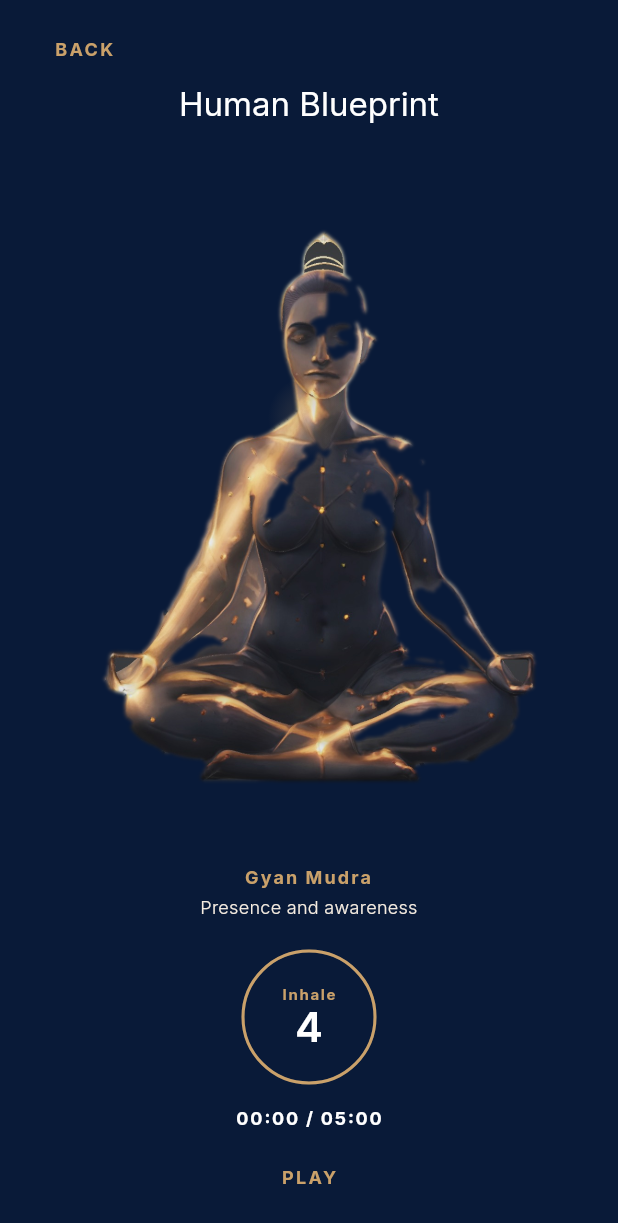
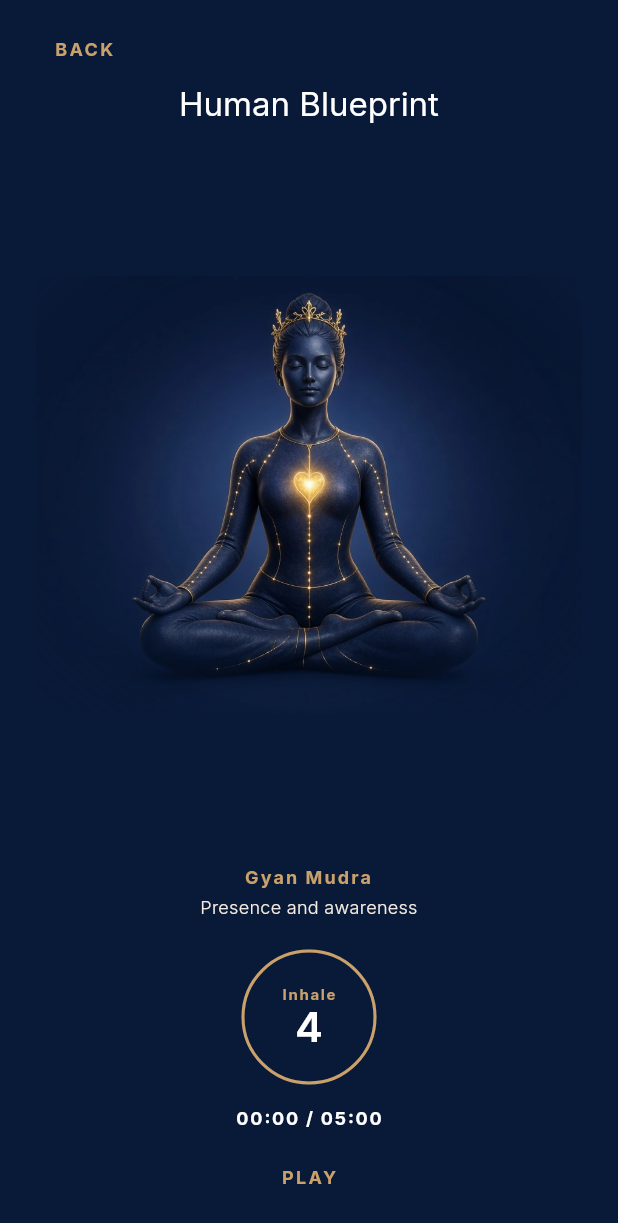
Before and after one commit to RanRodri/Hikaru, a Flutter app: the MerkabaMeditationScreen screen opened by its route, on a phone screen of 412 x 824 dp. Shown: the top 1223 px of the screen. Run offline on Flutter 3.47's test engine with Material 3 defaults, Android fonts, the phone set to English and light mode, and no system bars; our stand-ins replace audioplayers, flutter_riverpod, flutter_svg, go_router, riverpod_annotation, shared_preferences; accounts and stored records are empty; generated files the repository leaves out were written again; project files that could hold a hidden picture were left out.

Commit message:
Use the indigo heart portrait as the Merkaba figure.
The landscape plate is cropped around the seated woman and its edges fade into the screen indigo. The star sits on her glowing heart and frames her.

Co-authored-by: RanRodri <RanRodri@users.noreply.github.com>

```diff
--- a/lib/features/merkaba/presentation/merkaba_painter.dart
+++ b/lib/features/merkaba/presentation/merkaba_painter.dart
@@ -5,11 +5,11 @@ import 'package:flutter/material.dart';
 import '../../../core/design_system/tokens/app_colors.dart';
 import '../domain/merkaba_session.dart';
 
-/// The seated woman, with the studio gray removed, on the indigo field.
-const String merkabaWomanAsset = 'assets/images/merkaba_woman.png';
+/// Seated woman, cropped to the portrait field. Edges fade into the screen indigo.
+const String merkabaWomanAsset = 'assets/images/merkaba_woman.webp';
 
 /// Width / height of [merkabaWomanAsset].
-const double merkabaWomanAspect = 1186 / 1280;
+const double merkabaWomanAspect = 900 / 720;
 
 /// Painted Merkaba field over the seated woman. A pre-rendered video can
 /// replace this widget later by passing [MerkabaStage.replacement].
@@ -185,7 +185,7 @@ class MerkabaFieldPainter extends CustomPainter {
     final fade = sceneIndex == 5 ? (1 - sceneT).clamp(0.0, 1.0) : 1.0;
     if (fade <= 0) return;
     final scale = sceneIndex == 4 ? 1 + breath * 0.08 : 1 + breath * 0.02;
-    final radius = woman.height * 0.36 * scale;
+    final radius = woman.height * 0.42 * scale;
     final spin = _spin(frame);
     _drawTetra(
       canvas: canvas,
@@ -354,14 +354,14 @@ class MerkabaFieldPainter extends CustomPainter {
     return settled + rate * t * (1 - t / (2 * sceneLength));
   }
 
-  /// Vertical centerline through the heart, as a fraction of the portrait.
+  /// Vertical centerline through the heart in the portrait.
   static const double _axisX = 0.50;
 
-  /// Chest, where the heart glow sits.
-  static const double _heartY = 0.37;
+  /// Glowing heart in the portrait, also the center of her seated figure.
+  static const double _heartY = 0.478;
 
-  /// Mid-body, so the tetrahedron frames crown and seat together.
-  static const double _bodyY = 0.50;
+  /// Star and tetrahedron share the heart, so the figure is framed on that axis.
+  static const double _bodyY = _heartY;
 
   Rect _womanRect(Size size) {
     final boxAspect = size.width / size.height;
```
Also changed, not shown: assets/images/merkaba_woman.png (deleted), assets/images/merkaba_woman.webp (added).
